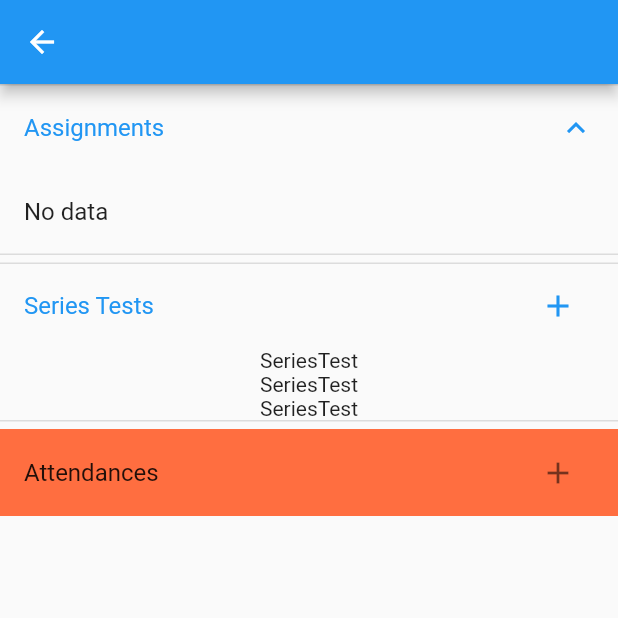
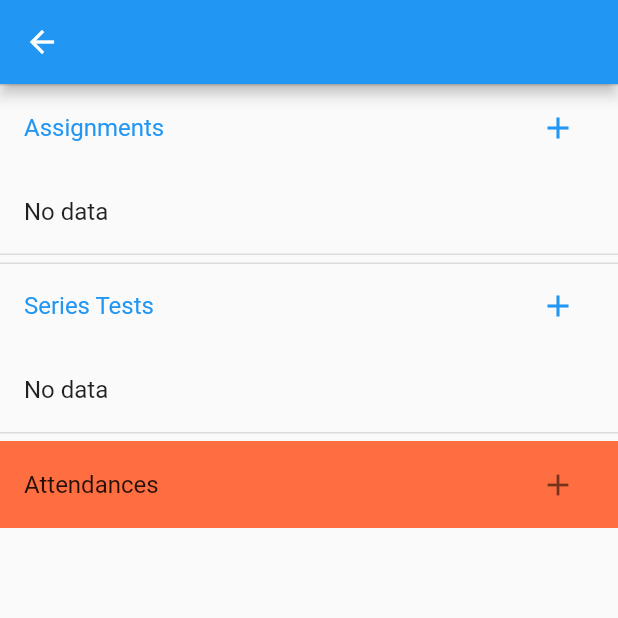
Before and after one commit to Project24Kgptc/project, a Flutter app: the TeacherSubjectDashboard screen opened directly with empty values, after a tap on "Assignments", after a tap on "Series Tests", on a phone screen of 412 x 824 dp, the top half of it. Run offline on Flutter 3.47's test engine with Material 2 defaults, Android fonts, the phone set to English and light mode, and no system bars; our stand-ins replace cloud_firestore, firebase_auth, firebase_core; accounts and stored records are empty.

Commit message:
series tests diaplaying functionality complete in subject dashboard

```diff
--- a/lib/auth/auth_page.dart
+++ b/lib/auth/auth_page.dart
@@ -34,7 +34,7 @@ class AuthScreen extends StatelessWidget {
 	}
 
 	Future<void> checkAuth(BuildContext context) async {
-		await Future.delayed(const Duration(seconds: 1));
+		await Future.delayed(const Duration(seconds: 0));
 		final User? user = auth.currentUser;
 
 		if(user == null) {
--- a/lib/modules/teacher/subject/subject_dash.dart
+++ b/lib/modules/teacher/subject/subject_dash.dart
@@ -4,6 +4,7 @@ import 'package:cloud_firestore/cloud_firestore.dart';
 import 'package:flutter/material.dart';
 import 'package:student_analytics/data_models/assignment_model.dart';
 import 'package:student_analytics/data_models/seriestest_mark_model.dart';
+import 'package:student_analytics/data_models/seriestest_model.dart';
 import 'package:student_analytics/data_models/student_model.dart';
 import 'package:student_analytics/data_models/subject_model.dart';
 import 'package:student_analytics/main.dart';
@@ -31,9 +32,13 @@ class TeacherSubjectDashboard extends StatelessWidget {
 							future: getAssignments(context),
 							builder: (context, snapshot) {
 								if(snapshot.connectionState == ConnectionState.waiting) {
-									return const ExpansionTile(
-										title: Text('Assignments'),
-										children: [
+									return ExpansionTile(
+										title: const Text('Assignments'),
+										trailing: IconButton(
+											onPressed: () => Navigator.of(context).push(MaterialPageRoute(builder: (ctx) => AddAssignmentScreen(subjectId: subjectModel.subjectId))),
+											icon: const Icon(Icons.add),
+										),
+										children: const [
 											ListTile(
 												title: Center(child: CircularProgressIndicator()),
 											)
@@ -41,9 +46,13 @@ class TeacherSubjectDashboard extends StatelessWidget {
 									);
 								}
 								else if(!snapshot.hasData){
-									return const ExpansionTile(
-										title: Text('Assignments'),
-										children: [
+									return ExpansionTile(
+										title: const Text('Assignments'),
+										trailing: IconButton(
+											onPressed: () => Navigator.of(context).push(MaterialPageRoute(builder: (ctx) => AddAssignmentScreen(subjectId: subjectModel.subjectId))),
+											icon: const Icon(Icons.add),
+										),
+										children: const [
 											ListTile(
 												title: Text('No data'),
 											)
@@ -71,35 +80,55 @@ class TeacherSubjectDashboard extends StatelessWidget {
 							},
 						),
 						const SizedBox(height: 5,),
-						ExpansionTile(
-							collapsedBackgroundColor: Colors.deepOrangeAccent,
+						FutureBuilder(
+							future: getSeriesTests(context),
+							builder: (context, snapshot) {
+								if(snapshot.connectionState == ConnectionState.waiting) {
+									return ExpansionTile(
 										title: const Text('Series Tests'),
 										trailing: IconButton(
-								onPressed: () async {
-									final List<SeriesTestMarkModel>? seriesTestMarksModel = await generateSeriestestModel();
-									if(seriesTestMarksModel != null && seriesTestMarksModel.isNotEmpty) {
-										Navigator.of(context).push(MaterialPageRoute(builder: (ctx) => AddSeriesTest(
-											subjectModel: subjectModel,
-											seriesTestMarkModel: seriesTestMarksModel,
-										)));
+											onPressed: () => Navigator.of(context).push(MaterialPageRoute(builder: (ctx) => AddAssignmentScreen(subjectId: subjectModel.subjectId))),
+											icon: const Icon(Icons.add),
+										),
+										children: const [
+											ListTile(
+												title: Center(child: CircularProgressIndicator()),
+											)
+										],
+									);
+								}
+								else if(!snapshot.hasData){
+									return ExpansionTile(
+										title: const Text('Series Tests'),
+										trailing: IconButton(
+											onPressed: () => Navigator.of(context).push(MaterialPageRoute(builder: (ctx) => AddAssignmentScreen(subjectId: subjectModel.subjectId))),
+											icon: const Icon(Icons.add),
+										),
+										children: const [
+											ListTile(
+												title: Text('No data'),
+											)
+										],
+									);
 								}
 								else {
-										customAlertDialog(
-											context: context,
-											messageText: 'No students data found for the subject !',
-											onPrimaryButtonClick: () => Navigator.of(context).pop(),
-											isSecondButtonVisible: false,
-											primaryButtonText: 'Back'
+									return ExpansionTile(
+										title: const Text('Series Tests'),
+										trailing: IconButton(
+											onPressed: () => Navigator.of(context).push(MaterialPageRoute(builder: (ctx) => AddAssignmentScreen(subjectId: subjectModel.subjectId))),
+											icon: const Icon(Icons.add),
+										),
+										children: snapshot.data!.map((model) {
+											return ListTile(
+												title: Text(model.title),
+												subtitle: Text(
+													model.subjectName
+												),
+											);
+										}).toList(),
 									);
 								}
 							},
-								icon: const Icon(Icons.add),
-							),
-							children: const [
-								Text('SeriesTest'),
-								Text('SeriesTest'),
-								Text('SeriesTest'),
-							],
 						),
 						const SizedBox(height: 5,),
 						ExpansionTile(
@@ -129,6 +158,31 @@ class TeacherSubjectDashboard extends StatelessWidget {
 					AssignmentModel.fromJson(e.data())
 				)).toList();
 				return assignmentsList;
+			}
+			else {
+				return null;
+			}
+		}
+		catch(err) {
+			sss(err);
+			showSnackBar(
+				context: context,
+				message: '  Error occured !',
+				icon: const Icon(Icons.error, color: Colors.red,)
+			);
+			return null;
+		}
+	}
+
+	Future<List<SeriesTestModel>?> getSeriesTests(BuildContext context) async  {
+		try {
+			final data = await FirebaseFirestore.instance.collection('seriesTests').where('subjectId', isEqualTo: subjectModel.subjectId).get();
+			if(data.docs.isNotEmpty) {
+				final List<SeriesTestModel> seriesTestsList = data.docs.map((seriesTest)  {
+					return SeriesTestModel.fromMaptoObject(seriesTest.data());
+				}
+				).toList();
+				return seriesTestsList;
 			}
 			else {
 				return null;
```
Also changed, not shown: lib/data_models/seriestest_model.dart (+18 -15 lines). Lines whose indentation alone changed are shown as unchanged.
